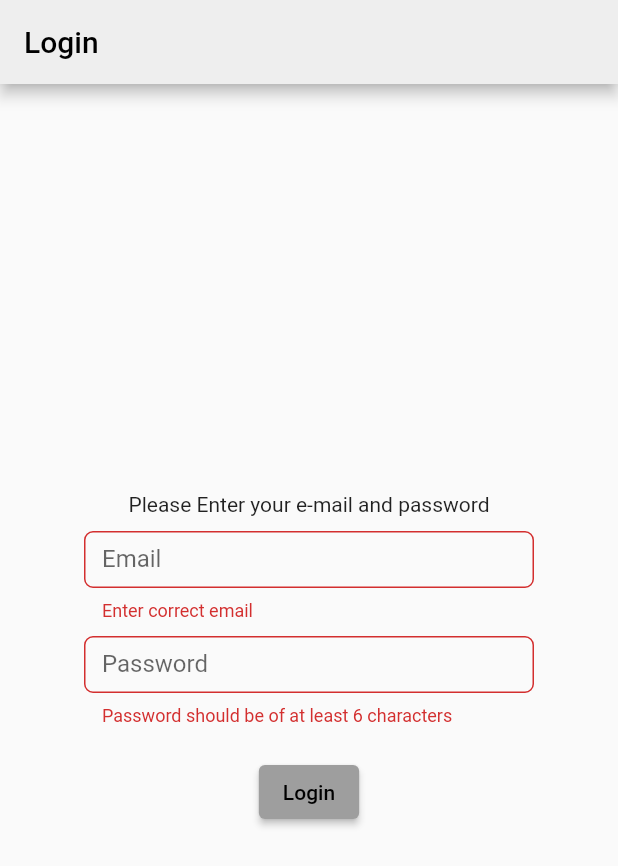
After one commit to aifrosals/monopoly, a Flutter app: the AdminLogin screen opened directly, after a tap on "Login", on a phone screen of 412 x 824 dp. The commit adds this screen. Shown: the top 866 px of the screen. Run offline on Flutter 3.47's test engine with Material 2 defaults, Android fonts, the phone set to English and light mode, and no system bars; our stand-ins replace audioplayers, connectivity, socket_io_client; missing offline and left inert: flutter_cube.

Commit message:
web admin login call

```diff
--- a/lib/api/api_constants.dart
+++ b/lib/api/api_constants.dart
@@ -1,21 +1,24 @@
 class ApiConstants {
-  // static const String domain = 'http://172.168.1.106:3000/';
-  // static const String socketPoint = 'http://172.168.1.106:3000/';
+  static const String domain = 'http://172.168.1.109:3000/';
+  static const String socketPoint = 'http://172.168.1.109:3000/';
 
-  static const String domain = 'https://desolate-sierra-90130.herokuapp.com/';
-  static const String socketPoint =
-      'https://desolate-sierra-90130.herokuapp.com/';
+  // static const String domain = 'https://desolate-sierra-90130.herokuapp.com/';
+  // static const String socketPoint =
+  //     'https://desolate-sierra-90130.herokuapp.com/';
 
   static const String login = 'login';
   static const String slots = 'getSlots';
 
-  ///GameActions
+  /// GameActions
   static const String buyLand = 'buyLand';
   static const String upgradeSlot = 'upgradeSlot';
   static const String buyProperty = 'buyProperty';
   static const String buyPropertyHalf = 'buyPropertyHalf';
   static const String urgentSell = 'urgentSell';
 
-  ///Transaction
+  /// Transaction
   static const String getTransaction = 'getTransactions';
+
+  /// Admin
+  static const String adminLogin = 'adminLogin';
 }
--- /dev/null
+++ b/lib/config/validator.dart
@@ -0,0 +1,34 @@
+class Validator {
+  static bool validateName(String text) {
+    return text.contains(RegExp(r"^[a-zA-Z]+(([',. -][a-zA-Z ])?[a-zA-Z]*)*$"));
+  }
+
+  static bool validateNumber(String text) {
+    Pattern pattern = r'^\D?(\d{3})\D?\D?(\d{3})\D?(\d{4})$';
+    RegExp regex = RegExp(pattern.toString());
+    return regex.hasMatch(text);
+  }
+
+  static bool validateDigit(String text) {
+    Pattern pattern = r'^[1-9]\d*$';
+    RegExp regex = RegExp(pattern.toString());
+    return regex.hasMatch(text);
+  }
+
+  static bool validateEmail(String text) {
+    Pattern pattern =
+        r'^(([^<>()[\]\\.,;:\s@\"]+(\.[^<>()[\]\\.,;:\s@\"]+)*)|(\".+\"))@((\[[0-9]{1,3}\.[0-9]{1,3}\.[0-9]{1,3}\.[0-9]{1,3}\])|(([a-zA-Z\-0-9]+\.)+[a-zA-Z]{2,}))$';
+    RegExp regex = RegExp(pattern.toString());
+    return regex.hasMatch(text);
+  }
+
+  static bool validatePassword(String text) {
+    return text.toString().length >= 6;
+  }
+
+  static bool validateDouble(String text) {
+    Pattern pattern = r'^[0-9.]+$';
+    RegExp regex = RegExp(pattern.toString());
+    return regex.hasMatch(text);
+  }
+}
--- /dev/null
+++ b/lib/providers/admin_provider.dart
@@ -0,0 +1,25 @@
+import 'dart:convert';
+
+import 'package:flutter/material.dart';
+import 'package:monopoly/api/api_constants.dart';
+import 'package:http/http.dart' as http;
+
+class AdminProvider extends ChangeNotifier {
+  login(String email, String password) async {
+    Uri uri = Uri.parse('${ApiConstants.domain}${ApiConstants.adminLogin}');
+    Map body = {
+      'email': email,
+      'password': password,
+    };
+    var response = await http.post(
+      uri,
+      body: json.encode(body),
+      headers: {
+        'Content-Type': 'application/json'
+        // HttpHeaders.authorizationHeader: 'Bearer ${user.token}'
+        //'${user.token}',
+      },
+    );
+    debugPrint('result received ${response.statusCode} ${response.body}');
+  }
+}
--- /dev/null
+++ b/lib/web/admin/admin_app.dart
@@ -0,0 +1,20 @@
+import 'package:flutter/material.dart';
+import 'package:monopoly/web/admin/pages/admin_login.dart';
+
+class AdminApp extends StatelessWidget {
+  const AdminApp({Key? key}) : super(key: key);
+
+  @override
+  Widget build(BuildContext context) {
+    return MaterialApp(
+      title: 'Monopoly Admin Portal',
+      theme: ThemeData(
+        appBarTheme: AppBarTheme(
+          backgroundColor: Colors.grey[200],
+        ),
+        primarySwatch: Colors.grey,
+      ),
+      home: const AdminLogin(),
+    );
+  }
+}
--- /dev/null
+++ b/lib/web/admin/pages/admin_login.dart
@@ -0,0 +1,107 @@
+import 'package:flutter/material.dart';
+import 'package:monopoly/config/validator.dart';
+import 'package:monopoly/providers/admin_provider.dart';
+import 'package:provider/provider.dart';
+
+class AdminLogin extends StatefulWidget {
+  const AdminLogin({Key? key}) : super(key: key);
+
+  @override
+  State<AdminLogin> createState() => _AdminLoginState();
+}
+
+class _AdminLoginState extends State<AdminLogin> {
+  final TextEditingController _emailController = TextEditingController();
+  final TextEditingController _passwordController = TextEditingController();
+  final _formKey = GlobalKey<FormState>();
+
+  @override
+  Widget build(BuildContext context) {
+    final adminProvider = Provider.of<AdminProvider>(context, listen: false);
+    return Scaffold(
+      appBar: AppBar(
+        title: const Text('Login'),
+      ),
+      body: Center(
+          child: SingleChildScrollView(
+        child: Form(
+          key: _formKey,
+          child: Column(
+            mainAxisSize: MainAxisSize.min,
+            children: [
+              const Text('Please Enter your e-mail and password'),
+              const SizedBox(
+                height: 10,
+              ),
+              SizedBox(
+                width: 300,
+                height: 60,
+                child: TextFormField(
+                  controller: _emailController,
+                  decoration: InputDecoration(
+                      border: OutlineInputBorder(
+                          borderRadius: BorderRadius.circular(6)),
+                      labelText: 'Email'),
+                  keyboardType: TextInputType.emailAddress,
+                  validator: (value) {
+                    if (value == null) {
+                      return 'Email Cannot be empty';
+                    } else if (!Validator.validateEmail(value)) {
+                      return 'Enter correct email';
+                    } else {
+                      return null;
+                    }
+                  },
+                ),
+              ),
+              const SizedBox(
+                height: 10,
+              ),
+              SizedBox(
+                width: 300,
+                height: 60,
+                child: TextFormField(
+                  controller: _passwordController,
+                  obscureText: true,
+                  decoration: InputDecoration(
+                      border: OutlineInputBorder(
+                          borderRadius: BorderRadius.circular(6)),
+                      labelText: 'Password'),
+                  keyboardType: TextInputType.emailAddress,
+                  validator: (value) {
+                    if (value == null) {
+                      return 'Password Cannot be empty';
+                    } else if (!Validator.validatePassword(value)) {
+                      return 'Password should be of at least 6 characters';
+                    } else {
+                      return null;
+                    }
+                  },
+                ),
+              ),
+              const SizedBox(
+                height: 20,
+              ),
+              ElevatedButton(
+                  onPressed: () {
+                    if (_formKey.currentState != null &&
+                        _formKey.currentState!.validate()) {
+                      adminProvider.login(
+                          _emailController.text, _passwordController.text);
+                    }
+                  },
+                  child: const Text('Login'))
+            ],
+          ),
+        ),
+      )),
+    );
+  }
+
+  @override
+  void dispose() {
+    _emailController.dispose();
+    _passwordController.dispose();
+    super.dispose();
+  }
+}
```
Also changed, not shown: lib/main.dart (+12 -1 lines), pubspec.lock.
